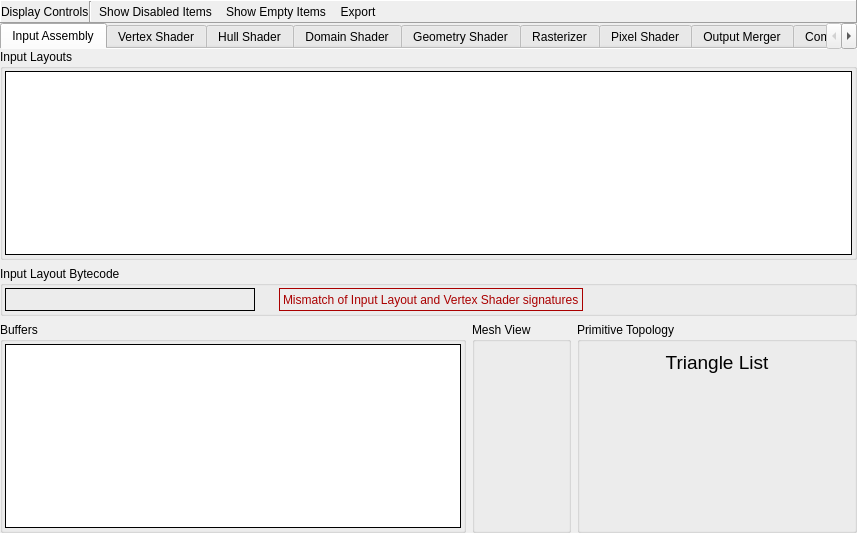
This is qrenderdoc/Windows/PipelineState/D3D11PipelineStateViewer.ui in baldurk/renderdoc as Qt 5 draws it before an edit. The edited form follows.
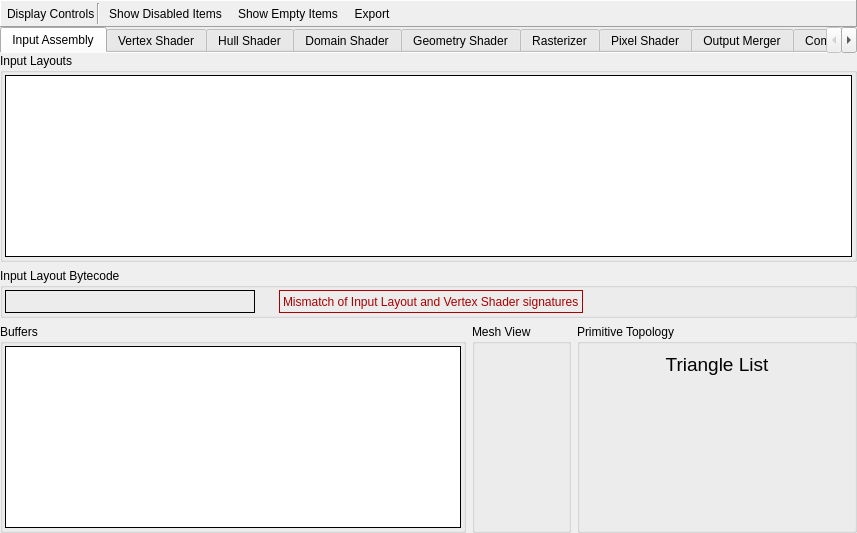
This is the edited form. Icons and pictures are not drawn. Custom widgets are drawn as their Qt base class.

Commit message: Fix some margins/spacings to be more consistent across the UI

Diff of the .ui file:
```diff
--- a/qrenderdoc/Windows/PipelineState/D3D11PipelineStateViewer.ui
+++ b/qrenderdoc/Windows/PipelineState/D3D11PipelineStateViewer.ui
@@ -36,19 +36,19 @@
      </property>
      <layout class="QHBoxLayout" name="toolbarLayout">
       <property name="spacing">
-       <number>0</number>
+       <number>2</number>
       </property>
       <property name="leftMargin">
-       <number>0</number>
+       <number>6</number>
       </property>
       <property name="topMargin">
-       <number>0</number>
+       <number>2</number>
       </property>
       <property name="rightMargin">
-       <number>0</number>
+       <number>6</number>
       </property>
       <property name="bottomMargin">
-       <number>0</number>
+       <number>2</number>
       </property>
       <item>
        <widget class="QLabel" name="controlsLabel">
@@ -202,8 +202,8 @@
            <rect>
             <x>0</x>
             <y>0</y>
-            <width>855</width>
-            <height>476</height>
+            <width>857</width>
+            <height>474</height>
            </rect>
           </property>
           <layout class="QGridLayout" name="gridLayout_3">
```
Left out of the diff: 26 changed lines with no effect on the pictures. The commit also changes 4 other files.
